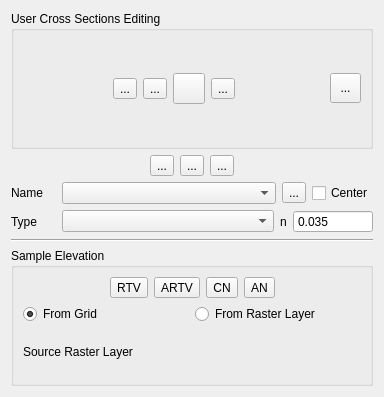
Old version of the form flo2d/ui/xs_editor.ui in the repository FLO-2DSoftware/qgis-flo-2d-plugin.
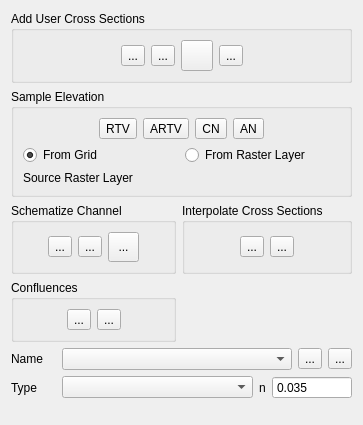
New version of the form. Icons and pictures are not drawn.

Commit message: Adjusted the icons and added back the Channel Profile on the Info Tool

What changed in the file:
```diff
--- a/flo2d/ui/xs_editor.ui
+++ b/flo2d/ui/xs_editor.ui
@@ -9,18 +9,64 @@
    <rect>
     <x>0</x>
     <y>0</y>
-    <width>384</width>
-    <height>397</height>
+    <width>363</width>
+    <height>425</height>
    </rect>
   </property>
   <property name="windowTitle">
    <string>Cross-section Editor</string>
   </property>
   <layout class="QGridLayout" name="gridLayout_3">
-   <item row="1" column="0">
-    <layout class="QGridLayout" name="gridLayout_6">
+   <item row="2" column="0" colspan="2">
+    <widget class="QGroupBox" name="intermediate_grp">
+     <property name="title">
+      <string>Schematize Channel</string>
+     </property>
+     <layout class="QGridLayout" name="gridLayout_10">
      <item row="0" column="0">
-      <spacer name="horizontalSpacer">
+       <layout class="QGridLayout" name="gridLayout_9">
+        <item row="0" column="1">
+         <widget class="QToolButton" name="schematize_xs_btn">
+          <property name="toolTip">
+           <string>&lt;html&gt;&lt;head/&gt;&lt;body&gt;&lt;p&gt;Schematize Channel&lt;/p&gt;&lt;/body&gt;&lt;/html&gt;</string>
+          </property>
+          <property name="text">
+           <string>...</string>
+          </property>
+          <property name="icon">
+           <iconset>
+            <normaloff>../img/intermediate_cross_sections.svg</normaloff>../img/intermediate_cross_sections.svg</iconset>
+          </property>
+          <property name="iconSize">
+           <size>
+            <width>24</width>
+            <height>24</height>
+           </size>
+          </property>
+         </widget>
+        </item>
+        <item row="0" column="2">
+         <widget class="QToolButton" name="toolButton">
+          <property name="toolTip">
+           <string>&lt;html&gt;&lt;head/&gt;&lt;body&gt;&lt;p&gt;Check Schematized Channel&lt;/p&gt;&lt;/body&gt;&lt;/html&gt;</string>
+          </property>
+          <property name="text">
+           <string>...</string>
+          </property>
+          <property name="icon">
+           <iconset>
+            <normaloff>../img/check_intermediate_cross_sections.svg</normaloff>../img/check_intermediate_cross_sections.svg</iconset>
+          </property>
+          <property name="iconSize">
+           <size>
+            <width>24</width>
+            <height>24</height>
+           </size>
+          </property>
+         </widget>
+        </item>
+        <item row="0" column="4">
+         <spacer name="horizontalSpacer_3">
        <property name="orientation">
         <enum>Qt::Horizontal</enum>
        </property>
@@ -32,27 +78,7 @@
        </property>
       </spacer>
      </item>
-     <item row="0" column="3">
-      <widget class="QToolButton" name="confluences_btn">
-       <property name="toolTip">
-        <string>Find confluences</string>
-       </property>
-       <property name="text">
-        <string>...</string>
-       </property>
-       <property name="icon">
-        <iconset>
-         <normaloff>../img/schematize_confluence.svg</normaloff>../img/schematize_confluence.svg</iconset>
-       </property>
-       <property name="iconSize">
-        <size>
-         <width>24</width>
-         <height>24</height>
-        </size>
-       </property>
-      </widget>
-     </item>
-     <item row="0" column="4">
+        <item row="0" column="0">
       <spacer name="horizontalSpacer_2">
        <property name="orientation">
         <enum>Qt::Horizontal</enum>
@@ -65,6 +91,45 @@
        </property>
       </spacer>
      </item>
+        <item row="0" column="3">
+         <widget class="QToolButton" name="delete_schema_btn">
+          <property name="minimumSize">
+           <size>
+            <width>31</width>
+            <height>30</height>
+           </size>
+          </property>
+          <property name="toolTip">
+           <string>&lt;html&gt;&lt;head/&gt;&lt;body&gt;&lt;p&gt;Delete Schematize Channel&lt;/p&gt;&lt;/body&gt;&lt;/html&gt;</string>
+          </property>
+          <property name="text">
+           <string>...</string>
+          </property>
+          <property name="icon">
+           <iconset>
+            <normaloff>../img/delete_intermediate_cross_sections.svg</normaloff>../img/delete_intermediate_cross_sections.svg</iconset>
+          </property>
+          <property name="iconSize">
+           <size>
+            <width>24</width>
+            <height>24</height>
+           </size>
+          </property>
+         </widget>
+        </item>
+       </layout>
+      </item>
+     </layout>
+    </widget>
+   </item>
+   <item row="2" column="2">
+    <widget class="QGroupBox" name="interp_grp">
+     <property name="title">
+      <string>Interpolate Cross Sections</string>
+     </property>
+     <layout class="QGridLayout" name="gridLayout_12">
+      <item row="0" column="0">
+       <layout class="QGridLayout" name="gridLayout_8">
      <item row="0" column="2">
       <widget class="QToolButton" name="interpolate_channel_n_btn">
        <property name="toolTip">
@@ -88,8 +153,21 @@
        </property>
       </widget>
      </item>
+        <item row="0" column="4">
+         <spacer name="horizontalSpacer_7">
+          <property name="orientation">
+           <enum>Qt::Horizontal</enum>
+          </property>
+          <property name="sizeHint" stdset="0">
+           <size>
+            <width>40</width>
+            <height>20</height>
+           </size>
+          </property>
+         </spacer>
+        </item>
      <item row="0" column="1">
-      <widget class="QToolButton" name="schematize_xs_btn">
+         <widget class="QToolButton" name="interpolate_channel_elevation_btn">
        <property name="toolTip">
         <string>Schematize channel</string>
        </property>
@@ -108,9 +186,153 @@
        </property>
       </widget>
      </item>
-    </layout>
-   </item>
-   <item row="5" column="0">
+        <item row="0" column="0">
+         <spacer name="horizontalSpacer_8">
+          <property name="orientation">
+           <enum>Qt::Horizontal</enum>
+          </property>
+          <property name="sizeHint" stdset="0">
+           <size>
+            <width>40</width>
+            <height>20</height>
+           </size>
+          </property>
+         </spacer>
+        </item>
+       </layout>
+      </item>
+     </layout>
+    </widget>
+   </item>
+   <item row="0" column="0" colspan="3">
+    <widget class="QGroupBox" name="user_cross_section_grp">
+     <property name="title">
+      <string>Add User Cross Sections</string>
+     </property>
+     <layout class="QGridLayout" name="gridLayout_2">
+      <item row="0" column="0">
+       <layout class="QGridLayout" name="gridLayout">
+        <item row="0" column="5">
+         <spacer name="horizontalSpacer_4">
+          <property name="orientation">
+           <enum>Qt::Horizontal</enum>
+          </property>
+          <property name="sizeHint" stdset="0">
+           <size>
+            <width>40</width>
+            <height>20</height>
+           </size>
+          </property>
+         </spacer>
+        </item>
+        <item row="0" column="3">
+         <widget class="QToolButton" name="revert_changes_btn">
+          <property name="maximumSize">
+           <size>
+            <width>16777215</width>
+            <height>16777215</height>
+           </size>
+          </property>
+          <property name="toolTip">
+           <string>&lt;html&gt;&lt;head/&gt;&lt;body&gt;&lt;p&gt;Revert unsaved changes for current cross-section (Users Layers)&lt;/p&gt;&lt;/body&gt;&lt;/html&gt;</string>
+          </property>
+          <property name="text">
+           <string/>
+          </property>
+          <property name="icon">
+           <iconset>
+            <normaloff>../img/mActionUndo.svg</normaloff>../img/mActionUndo.svg</iconset>
+          </property>
+          <property name="iconSize">
+           <size>
+            <width>24</width>
+            <height>24</height>
+           </size>
+          </property>
+         </widget>
+        </item>
+        <item row="0" column="4">
+         <widget class="QToolButton" name="delete_btn">
+          <property name="focusPolicy">
+           <enum>Qt::StrongFocus</enum>
+          </property>
+          <property name="toolTip">
+           <string>&lt;html&gt;&lt;head/&gt;&lt;body&gt;&lt;p&gt;Delete current cross-section (Users Layers)&lt;/p&gt;&lt;/body&gt;&lt;/html&gt;</string>
+          </property>
+          <property name="text">
+           <string>...</string>
+          </property>
+          <property name="icon">
+           <iconset>
+            <normaloff>../img/mActionDeleteSelected.svg</normaloff>../img/mActionDeleteSelected.svg</iconset>
+          </property>
+          <property name="iconSize">
+           <size>
+            <width>24</width>
+            <height>24</height>
+           </size>
+          </property>
+         </widget>
+        </item>
+        <item row="0" column="1">
+         <widget class="QToolButton" name="digitize_btn">
+          <property name="toolTip">
+           <string>&lt;html&gt;&lt;head/&gt;&lt;body&gt;&lt;p&gt;Add &amp;quot;Cross-sections&amp;quot;  lines  (Users Layer)&lt;/p&gt;&lt;/body&gt;&lt;/html&gt;</string>
+          </property>
+          <property name="text">
+           <string>...</string>
+          </property>
+          <property name="icon">
+           <iconset>
+            <normaloff>../img/mActionCaptureLine.svg</normaloff>../img/mActionCaptureLine.svg</iconset>
+          </property>
+          <property name="iconSize">
+           <size>
+            <width>24</width>
+            <height>24</height>
+           </size>
+          </property>
+         </widget>
+        </item>
+        <item row="0" column="2">
+         <widget class="QToolButton" name="save_xs_changes_btn">
+          <property name="toolTip">
+           <string>&lt;html&gt;&lt;head/&gt;&lt;body&gt;&lt;p&gt;Save current cross-section (Users Layers)&lt;/p&gt;&lt;/body&gt;&lt;/html&gt;</string>
+          </property>
+          <property name="text">
+           <string>...</string>
+          </property>
+          <property name="icon">
+           <iconset>
+            <normaloff>../img/mActionSaveAllEdits.svg</normaloff>../img/mActionSaveAllEdits.svg</iconset>
+          </property>
+          <property name="iconSize">
+           <size>
+            <width>24</width>
+            <height>24</height>
+           </size>
+          </property>
+         </widget>
+        </item>
+        <item row="0" column="0">
+         <spacer name="horizontalSpacer">
+          <property name="orientation">
+           <enum>Qt::Horizontal</enum>
+          </property>
+          <property name="sizeHint" stdset="0">
+           <size>
+            <width>40</width>
+            <height>20</height>
+           </size>
+          </property>
+         </spacer>
+        </item>
+       </layout>
+      </item>
+     </layout>
+    </widget>
+   </item>
+   <item row="1" column="0" colspan="3">
     <widget class="QGroupBox" name="groupBox">
      <property name="title">
       <string>Sample Elevation</string>
@@ -119,7 +341,7 @@
       <item>
        <layout class="QHBoxLayout" name="horizontalLayout_3">
         <item>
-         <spacer name="horizontalSpacer_5">
+         <spacer name="horizontalSpacer_10">
           <property name="orientation">
            <enum>Qt::Horizontal</enum>
           </property>
@@ -273,7 +495,7 @@
      </layout>
     </widget>
    </item>
-   <item row="2" column="0">
+   <item row="7" column="0" colspan="3">
     <layout class="QHBoxLayout" name="horizontalLayout">
      <property name="bottomMargin">
       <number>0</number>
@@ -319,166 +541,22 @@
       </widget>
      </item>
      <item>
-      <widget class="QCheckBox" name="xs_center_chbox">
+      <widget class="QToolButton" name="xs_center_btn">
        <property name="text">
-        <string>Center</string>
-       </property>
-      </widget>
-     </item>
-    </layout>
-   </item>
-   <item row="0" column="0">
-    <widget class="QGroupBox" name="user_cross_section_grp">
-     <property name="title">
-      <string>User Cross Sections Editing</string>
-     </property>
-     <layout class="QGridLayout" name="gridLayout_2">
-      <item row="0" column="0">
-       <layout class="QGridLayout" name="gridLayout">
-        <item row="0" column="2">
-         <widget class="QToolButton" name="save_xs_changes_btn">
-          <property name="toolTip">
-           <string>&lt;html&gt;&lt;head/&gt;&lt;body&gt;&lt;p&gt;Save current cross-section (Users Layers)&lt;/p&gt;&lt;/body&gt;&lt;/html&gt;</string>
-          </property>
-          <property name="text">
            <string>...</string>
           </property>
           <property name="icon">
            <iconset>
-            <normaloff>../img/mActionSaveAllEdits.svg</normaloff>../img/mActionSaveAllEdits.svg</iconset>
-          </property>
-          <property name="iconSize">
-           <size>
-            <width>24</width>
-            <height>24</height>
-           </size>
+         <normaloff>../img/eye-svgrepo-com.svg</normaloff>../img/eye-svgrepo-com.svg</iconset>
+       </property>
+       <property name="checkable">
+        <bool>true</bool>
           </property>
          </widget>
         </item>
-        <item row="0" column="3">
-         <widget class="QToolButton" name="revert_changes_btn">
-          <property name="maximumSize">
-           <size>
-            <width>16777215</width>
-            <height>16777215</height>
-           </size>
-          </property>
-          <property name="toolTip">
-           <string>&lt;html&gt;&lt;head/&gt;&lt;body&gt;&lt;p&gt;Revert unsaved changes for current cross-section (Users Layers)&lt;/p&gt;&lt;/body&gt;&lt;/html&gt;</string>
-          </property>
-          <property name="text">
-           <string/>
-          </property>
-          <property name="icon">
-           <iconset>
-            <normaloff>../img/mActionUndo.svg</normaloff>../img/mActionUndo.svg</iconset>
-          </property>
-          <property name="iconSize">
-           <size>
-            <width>24</width>
-            <height>24</height>
-           </size>
-          </property>
-         </widget>
-        </item>
-        <item row="0" column="5">
-         <spacer name="horizontalSpacer_4">
-          <property name="orientation">
-           <enum>Qt::Horizontal</enum>
-          </property>
-          <property name="sizeHint" stdset="0">
-           <size>
-            <width>40</width>
-            <height>20</height>
-           </size>
-          </property>
-         </spacer>
-        </item>
-        <item row="0" column="4">
-         <widget class="QToolButton" name="delete_btn">
-          <property name="focusPolicy">
-           <enum>Qt::StrongFocus</enum>
-          </property>
-          <property name="toolTip">
-           <string>&lt;html&gt;&lt;head/&gt;&lt;body&gt;&lt;p&gt;Delete current cross-section (Users Layers)&lt;/p&gt;&lt;/body&gt;&lt;/html&gt;</string>
-          </property>
-          <property name="text">
-           <string>...</string>
-          </property>
-          <property name="icon">
-           <iconset>
-            <normaloff>../img/mActionDeleteSelected.svg</normaloff>../img/mActionDeleteSelected.svg</iconset>
-          </property>
-          <property name="iconSize">
-           <size>
-            <width>24</width>
-            <height>24</height>
-           </size>
-          </property>
-         </widget>
-        </item>
-        <item row="0" column="1">
-         <widget class="QToolButton" name="digitize_btn">
-          <property name="toolTip">
-           <string>&lt;html&gt;&lt;head/&gt;&lt;body&gt;&lt;p&gt;Add &amp;quot;Cross-sections&amp;quot;  lines  (Users Layer)&lt;/p&gt;&lt;/body&gt;&lt;/html&gt;</string>
-          </property>
-          <property name="text">
-           <string>...</string>
-          </property>
-          <property name="icon">
-           <iconset>
-            <normaloff>../img/mActionCaptureLine.svg</normaloff>../img/mActionCaptureLine.svg</iconset>
-          </property>
-          <property name="iconSize">
-           <size>
-            <width>24</width>
-            <height>24</height>
-           </size>
-          </property>
-         </widget>
-        </item>
-        <item row="0" column="6">
-         <widget class="QToolButton" name="delete_schema_btn">
-          <property name="minimumSize">
-           <size>
-            <width>31</width>
-            <height>30</height>
-           </size>
-          </property>
-          <property name="text">
-           <string>...</string>
-          </property>
-          <property name="icon">
-           <iconset>
-            <normaloff>../img/delete_schematize_xsec.svg</normaloff>../img/delete_schematize_xsec.svg</iconset>
-          </property>
-          <property name="iconSize">
-           <size>
-            <width>24</width>
-            <height>24</height>
-           </size>
-          </property>
-         </widget>
-        </item>
-        <item row="0" column="0">
-         <spacer name="horizontalSpacer_3">
-          <property name="orientation">
-           <enum>Qt::Horizontal</enum>
-          </property>
-          <property name="sizeHint" stdset="0">
-           <size>
-            <width>40</width>
-            <height>20</height>
-           </size>
-          </property>
-         </spacer>
-        </item>
-       </layout>
-      </item>
-     </layout>
-    </widget>
-   </item>
-   <item row="3" column="0">
+    </layout>
+   </item>
+   <item row="8" column="0" colspan="3">
     <layout class="QGridLayout" name="gridLayout_4">
      <property name="bottomMargin">
       <number>0</number>
@@ -564,11 +642,96 @@
      </item>
     </layout>
    </item>
-   <item row="4" column="0">
-    <widget class="Line" name="line">
+   <item row="9" column="0" colspan="3">
+    <spacer name="verticalSpacer">
      <property name="orientation">
+      <enum>Qt::Vertical</enum>
+     </property>
+     <property name="sizeHint" stdset="0">
+      <size>
+       <width>20</width>
+       <height>40</height>
+      </size>
+     </property>
+    </spacer>
+   </item>
+   <item row="4" column="0" colspan="2">
+    <widget class="QGroupBox" name="confluences_grp">
+     <property name="title">
+      <string>Confluences</string>
+     </property>
+     <layout class="QGridLayout" name="gridLayout_7">
+      <item row="0" column="0">
+       <layout class="QGridLayout" name="gridLayout_5">
+        <item row="0" column="0">
+         <spacer name="horizontalSpacer_9">
+          <property name="orientation">
       <enum>Qt::Horizontal</enum>
      </property>
+          <property name="sizeHint" stdset="0">
+           <size>
+            <width>40</width>
+            <height>20</height>
+           </size>
+          </property>
+         </spacer>
+        </item>
+        <item row="0" column="1">
+         <widget class="QToolButton" name="confluences_btn">
+          <property name="toolTip">
+           <string>&lt;html&gt;&lt;head/&gt;&lt;body&gt;&lt;p&gt;Add Confluence&lt;/p&gt;&lt;/body&gt;&lt;/html&gt;</string>
+          </property>
+          <property name="text">
+           <string>...</string>
+          </property>
+          <property name="icon">
+           <iconset>
+            <normaloff>../img/schematize_confluence.svg</normaloff>../img/schematize_confluence.svg</iconset>
+          </property>
+          <property name="iconSize">
+           <size>
+            <width>24</width>
+            <height>24</height>
+           </size>
+          </property>
+         </widget>
+        </item>
+        <item row="0" column="3">
+         <spacer name="horizontalSpacer_5">
+          <property name="orientation">
+           <enum>Qt::Horizontal</enum>
+          </property>
+          <property name="sizeHint" stdset="0">
+           <size>
+            <width>40</width>
+            <height>20</height>
+           </size>
+          </property>
+         </spacer>
+        </item>
+        <item row="0" column="2">
+         <widget class="QToolButton" name="toolButton_3">
+          <property name="toolTip">
+           <string>&lt;html&gt;&lt;head/&gt;&lt;body&gt;&lt;p&gt;Delete Confluence&lt;/p&gt;&lt;/body&gt;&lt;/html&gt;</string>
+          </property>
+          <property name="text">
+           <string>...</string>
+          </property>
+          <property name="icon">
+           <iconset>
+            <normaloff>../img/delete_confluence.svg</normaloff>../img/delete_confluence.svg</iconset>
+          </property>
+          <property name="iconSize">
+           <size>
+            <width>24</width>
+            <height>24</height>
+           </size>
+          </property>
+         </widget>
+        </item>
+       </layout>
+      </item>
+     </layout>
     </widget>
    </item>
   </layout>
```
Left out of the diff: 6 changed lines with no effect on the pictures. Lines whose indentation alone changed are shown as unchanged. The commit also changes 14 other files.
